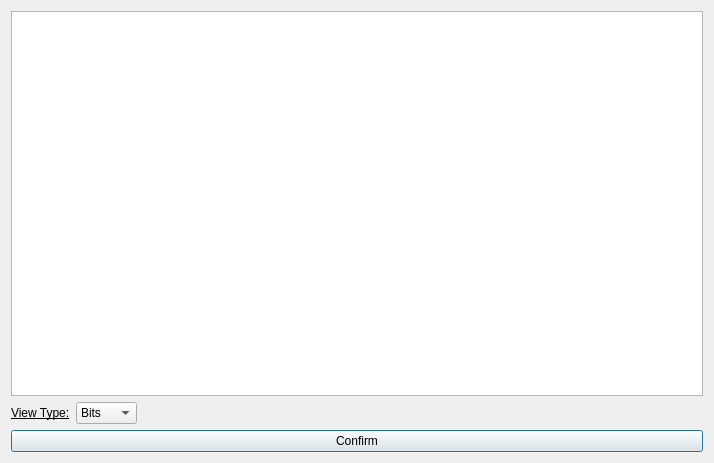
Qt form ui/properties_dialog.ui (jopohl/urh) before a commit.
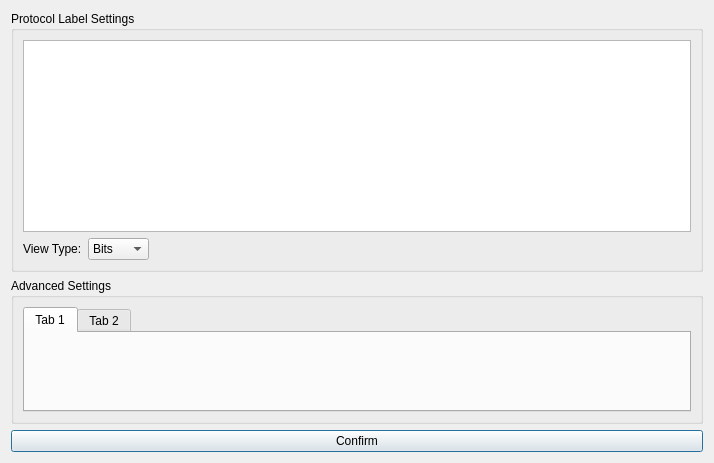
The same form after that commit. Custom widgets are drawn as their Qt base class.

Commit message: add tab widget to properties dialog + remove unneeded underline fonts

```diff
--- a/ui/properties_dialog.ui
+++ b/ui/properties_dialog.ui
@@ -15,7 +15,11 @@
   </property>
   <layout class="QVBoxLayout" name="verticalLayout_3">
    <item>
-    <layout class="QHBoxLayout" name="horizontalLayout">
+    <widget class="QGroupBox" name="groupBoxSettings">
+     <property name="title">
+      <string>Protocol Label Settings</string>
+     </property>
+     <layout class="QVBoxLayout" name="verticalLayout">
      <item>
       <widget class="ProtocolLabelTableView" name="tblViewProtoLabels">
        <property name="selectionMode">
@@ -33,17 +37,12 @@
       </widget>
      </item>
      <item>
-      <layout class="QVBoxLayout" name="verticalLayout"/>
-     </item>
-    </layout>
-   </item>
-   <item>
     <layout class="QHBoxLayout" name="horizontalLayout_2">
      <item>
       <widget class="QLabel" name="label">
        <property name="font">
         <font>
-         <underline>true</underline>
+            <underline>false</underline>
         </font>
        </property>
        <property name="text">
@@ -84,6 +83,32 @@
       </spacer>
      </item>
     </layout>
+      </item>
+     </layout>
+    </widget>
+   </item>
+   <item>
+    <widget class="QGroupBox" name="groupBoxAdvancedSettings">
+     <property name="title">
+      <string>Advanced Settings</string>
+     </property>
+     <layout class="QVBoxLayout" name="verticalLayout_2">
+      <item>
+       <widget class="QTabWidget" name="tabWidgetAdvancedSettings">
+        <widget class="QWidget" name="tab">
+         <attribute name="title">
+          <string>Tab 1</string>
+         </attribute>
+        </widget>
+        <widget class="QWidget" name="tab_2">
+         <attribute name="title">
+          <string>Tab 2</string>
+         </attribute>
+        </widget>
+       </widget>
+      </item>
+     </layout>
+    </widget>
    </item>
    <item>
     <widget class="QPushButton" name="btnConfirm">
```
Lines whose indentation alone changed are shown as unchanged. The commit also changes 4 other files.
